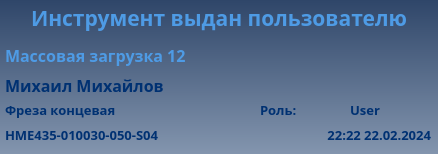
Old version of the form client/GUI/ui/widgets/widget_27_summary.ui in the repository komrade2801/AutoSklad.
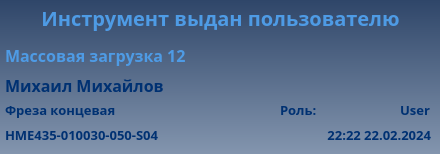
New version of the form.

Commit message: summary screen updated

The edit to the form file:
```diff
--- a/client/GUI/ui/widgets/widget_27_summary.ui
+++ b/client/GUI/ui/widgets/widget_27_summary.ui
@@ -6,7 +6,7 @@
    <rect>
     <x>0</x>
     <y>0</y>
-    <width>438</width>
+    <width>440</width>
     <height>154</height>
    </rect>
   </property>
@@ -27,7 +27,7 @@
     <rect>
      <x>5</x>
      <y>40</y>
-     <width>421</width>
+     <width>431</width>
      <height>30</height>
     </rect>
    </property>
@@ -91,14 +91,14 @@
     <rect>
      <x>5</x>
      <y>0</y>
-     <width>428</width>
+     <width>431</width>
      <height>36</height>
     </rect>
    </property>
    <property name="font">
     <font>
      <family>Arial Black</family>
-     <pointsize>16</pointsize>
+     <pointsize>15</pointsize>
      <weight>75</weight>
      <bold>true</bold>
     </font>
@@ -449,9 +449,9 @@
    </property>
    <property name="geometry">
     <rect>
-     <x>240</x>
+     <x>280</x>
      <y>120</y>
-     <width>191</width>
+     <width>151</width>
      <height>30</height>
     </rect>
    </property>
@@ -1158,9 +1158,9 @@
   <widget class="QLabel" name="user_type">
    <property name="geometry">
     <rect>
-     <x>260</x>
+     <x>280</x>
      <y>95</y>
-     <width>60</width>
+     <width>41</width>
      <height>30</height>
     </rect>
    </property>
@@ -1484,9 +1484,9 @@
   <widget class="QLabel" name="role_name">
    <property name="geometry">
     <rect>
-     <x>300</x>
+     <x>319</x>
      <y>95</y>
-     <width>130</width>
+     <width>111</width>
      <height>30</height>
     </rect>
    </property>
@@ -1804,7 +1804,7 @@
     <string>User</string>
    </property>
    <property name="alignment">
-    <set>Qt::AlignCenter</set>
+    <set>Qt::AlignRight|Qt::AlignTrailing|Qt::AlignVCenter</set>
    </property>
   </widget>
   <zorder>title</zorder>
```
The commit also changes 3 other files.
